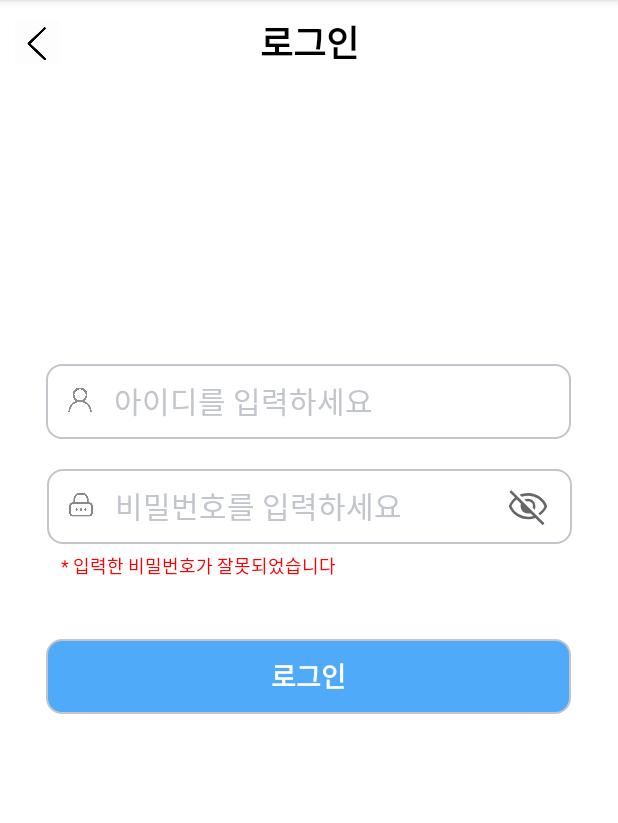
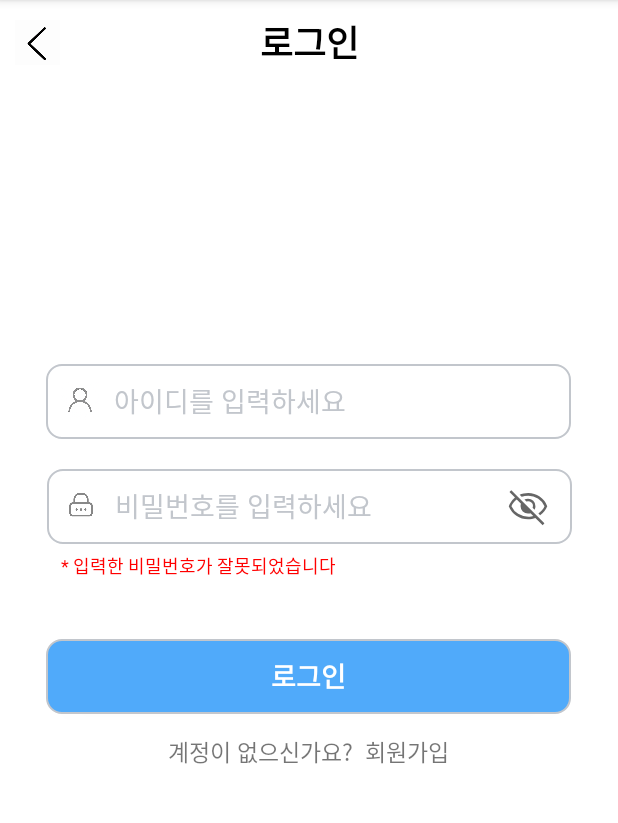
Before and after one commit to East-kang/Front_Android, an Android app: the screen it shows after launch (MainActivity), on a phone screen of 412 x 824 dp, the part 84-907 px from its top. Run offline under Robolectric (Android 15) with nearby library versions, the phone set to English and light mode, and no system bars.

Commit message:
Input image_login_id_icon_wrong

```diff
--- a/app/src/main/res/layout/activity_main.xml
+++ b/app/src/main/res/layout/activity_main.xml
@@ -60,7 +60,7 @@
             android:paddingLeft="10dp"
             android:hint="아이디를 입력하세요"
             android:textColorHint="#C2C6CC"
-            android:textSize="20dp" />
+            android:textSize="18dp" />
 
         <androidx.constraintlayout.widget.ConstraintLayout
             android:layout_width="match_parent"
@@ -80,7 +80,7 @@
                 android:paddingLeft="10dp"
                 android:paddingRight="50dp"
                 android:textColorHint="#C2C6CC"
-                android:textSize="20dp"
+                android:textSize="18dp"
                 app:layout_constraintBottom_toBottomOf="parent"
                 app:layout_constraintLeft_toLeftOf="parent"
                 app:layout_constraintRight_toRightOf="parent"
@@ -126,7 +126,10 @@
             android:layout_width="350dp"
             android:layout_height="50dp"
             android:layout_gravity="center"
-            android:gravity="center" />
+            android:gravity="center"
+            android:text="계정이 없으신가요?  회원가입"
+            android:textSize="15dp"/>
+         <!--https://gun0912.tistory.com/66-->
     </LinearLayout>
 
 
```
Also changed, not shown: app/src/main/res/drawable/image_login_id_icon_wrong.png (added).
